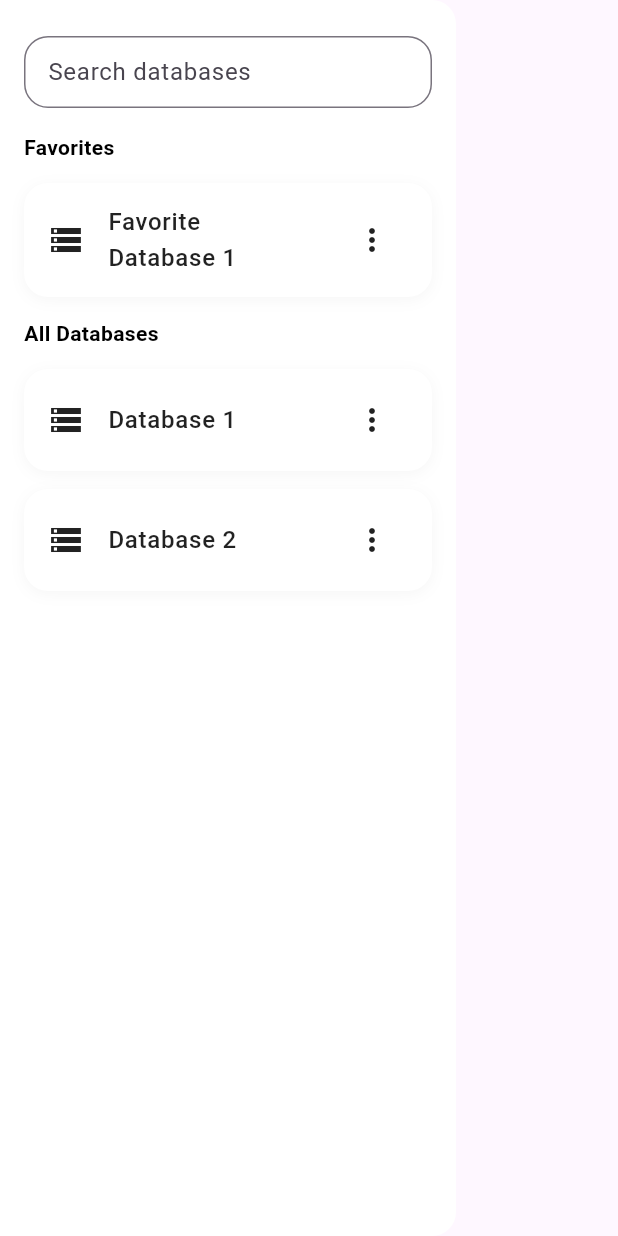
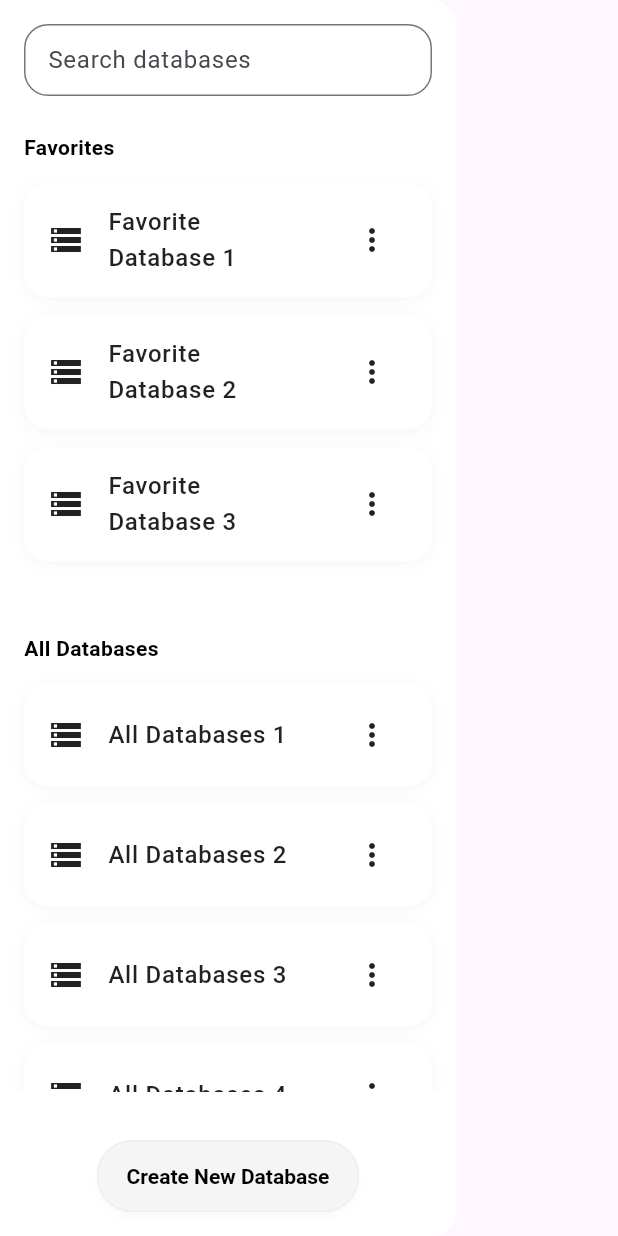
Before and after one commit to dariomatias-dev/sql_studio_app, a Flutter app: the DrawerWidget widget shown alone on an empty page, opened directly, on a phone screen of 412 x 824 dp. Run offline on Flutter 3.47's test engine with Material 3 defaults, Android fonts, the phone set to English and light mode, and no system bars; our stand-ins replace flutter_highlight, google_nav_bar; missing offline and left inert: code_text_field, highlight.

Commit message:
feat(lib/src/screen/main/widgets/drawer/drawer_widget.dart): refactored component
- Restructured the component for consistent element display.

```diff
--- a/lib/src/screen/main/widgets/drawer/drawer_widget.dart
+++ b/lib/src/screen/main/widgets/drawer/drawer_widget.dart
@@ -1,61 +1,154 @@
 import 'package:flutter/material.dart';
 
+import 'package:sql_studio/src/screen/main/widgets/create_database_dialog_widget.dart';
 import 'package:sql_studio/src/screen/main/widgets/drawer/drawer_database_list_tile_widget.dart';
+
 import 'package:sql_studio/src/shared/models/database_model.dart';
+import 'package:sql_studio/src/shared/widgets/input_widget.dart';
+import 'package:sql_studio/src/shared/widgets/button_widget.dart';
 
-import 'package:sql_studio/src/shared/widgets/input_widget.dart';
+final _databases = <DatabaseModel>[
+  DatabaseModel(
+    label: 'Favorite Database 1',
+    name: 'favorite_database_1',
+    isFavorite: true,
+  ),
+  DatabaseModel(
+    label: 'Favorite Database 2',
+    name: 'favorite_database_2',
+    isFavorite: true,
+  ),
+  DatabaseModel(
+    label: 'Favorite Database 3',
+    name: 'favorite_database_3',
+    isFavorite: true,
+  ),
+  DatabaseModel(label: 'All Databases 1', name: 'all_database_1'),
+  DatabaseModel(label: 'All Databases 2', name: 'all_database_2'),
+  DatabaseModel(label: 'All Databases 3', name: 'all_database_3'),
+  DatabaseModel(label: 'All Databases 4', name: 'all_database_4'),
+  DatabaseModel(label: 'All Databases 5', name: 'all_database_5'),
+  DatabaseModel(label: 'All Databases 6', name: 'all_database_6'),
+  DatabaseModel(label: 'All Databases 7', name: 'all_database_7'),
+  DatabaseModel(label: 'All Databases 8', name: 'all_database_8'),
+];
 
-class DrawerWidget extends StatelessWidget {
-  const DrawerWidget({super.key});
+class DatabaseGroupWidget extends StatelessWidget {
+  const DatabaseGroupWidget({
+    super.key,
+    required this.title,
+    required this.databases,
+  });
+
+  final String title;
+  final List<DatabaseModel> databases;
 
   @override
   Widget build(BuildContext context) {
-    return SafeArea(
-      child: Drawer(
-        backgroundColor: Colors.white,
-        child: ListView(
-          padding: EdgeInsets.zero,
+    if (databases.isEmpty) return const SizedBox.shrink();
+
+    return Flexible(
+      flex: 1,
+      child: Column(
+        crossAxisAlignment: CrossAxisAlignment.start,
+        mainAxisSize: MainAxisSize.min,
         children: <Widget>[
-            const SizedBox(height: 16.0),
           Padding(
             padding: const EdgeInsets.symmetric(
               horizontal: 16.0,
               vertical: 8.0,
             ),
-              child: InputWidget(hintText: 'Search databases'),
-            ),
-            const Padding(
-              padding: EdgeInsets.symmetric(horizontal: 16.0, vertical: 8.0),
             child: Text(
-                'Favorites',
-                style: TextStyle(
+              title,
+              style: const TextStyle(
                 fontWeight: FontWeight.bold,
                 color: Colors.black,
               ),
             ),
           ),
-            DrawerDatabaseListTileWidget(
-              database: DatabaseModel(
-                label: 'Favorite Database 1',
-                name: 'favorite_database_1',
-                isFavorite: true,
+          Expanded(
+            child: ListView(
+              padding: EdgeInsets.zero,
+              children: databases
+                  .map(
+                    (database) =>
+                        DrawerDatabaseListTileWidget(database: database),
+                  )
+                  .toList(),
             ),
           ),
-            const Padding(
-              padding: EdgeInsets.symmetric(horizontal: 16.0, vertical: 8.0),
-              child: Text(
-                'All Databases',
-                style: TextStyle(
-                  fontWeight: FontWeight.bold,
-                  color: Colors.black,
+        ],
+      ),
+    );
+  }
+}
+
+class DrawerWidget extends StatefulWidget {
+  const DrawerWidget({super.key});
+
+  @override
+  State<DrawerWidget> createState() => _DrawerWidgetState();
+}
+
+class _DrawerWidgetState extends State<DrawerWidget> {
+  final _searchController = TextEditingController();
+  String _filter = '';
+
+  void _showCreateDatabaseDialog() {
+    showDialog(
+      context: context,
+      builder: (context) => const CreateDatabaseDialogWidget(),
+    );
+  }
+
+  @override
+  Widget build(BuildContext context) {
+    final filteredDatabases = _databases
+        .where((db) => db.name.toLowerCase().contains(_filter.toLowerCase()))
+        .toList();
+
+    final favorites = filteredDatabases.where((db) => db.isFavorite).toList();
+    final allDatabases = filteredDatabases
+        .where((db) => !db.isFavorite)
+        .toList();
+
+    return SafeArea(
+      child: Drawer(
+        backgroundColor: Colors.white,
+        child: Column(
+          children: <Widget>[
+            Padding(
+              padding: const EdgeInsets.all(16.0),
+              child: InputWidget(
+                hintText: 'Search databases',
+                controller: _searchController,
+                onChanged: (value) {
+                  setState(() {
+                    _filter = value;
+                  });
+                },
               ),
             ),
+            Expanded(
+              child: Column(
+                children: <Widget>[
+                  DatabaseGroupWidget(title: 'Favorites', databases: favorites),
+                  SizedBox(height: 20.0),
+                  DatabaseGroupWidget(
+                    title: 'All Databases',
+                    databases: allDatabases,
                   ),
-            DrawerDatabaseListTileWidget(
-              database: DatabaseModel(label: 'Database 1', name: 'database_1'),
+                ],
               ),
-            DrawerDatabaseListTileWidget(
-              database: DatabaseModel(label: 'Database 2', name: 'database_1'),
+            ),
+            Padding(
+              padding: const EdgeInsets.only(top: 32.0, bottom: 16.0),
+              child: ButtonWidget(
+                onPressed: _showCreateDatabaseDialog,
+                text: 'Create New Database',
+                backgroundColor: Colors.grey.shade100,
+                borderColor: Colors.grey.shade200,
+              ),
             ),
           ],
         ),
```
Lines whose indentation alone changed are shown as unchanged.
